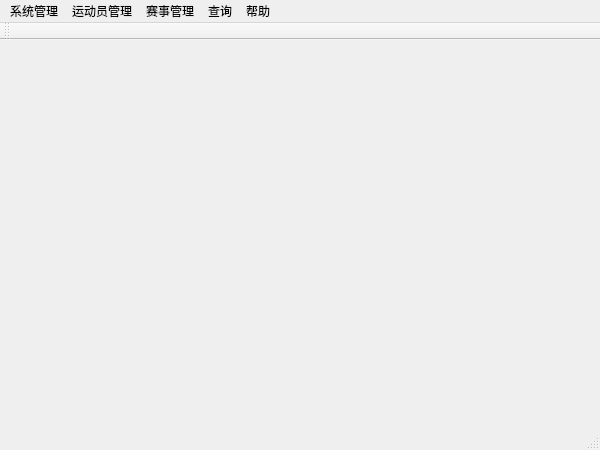
Qt form CrossroadGradeManageSystem/mainwindow.ui (JyamlamLaiHust/MotorcrossManagementSystem) before a commit.
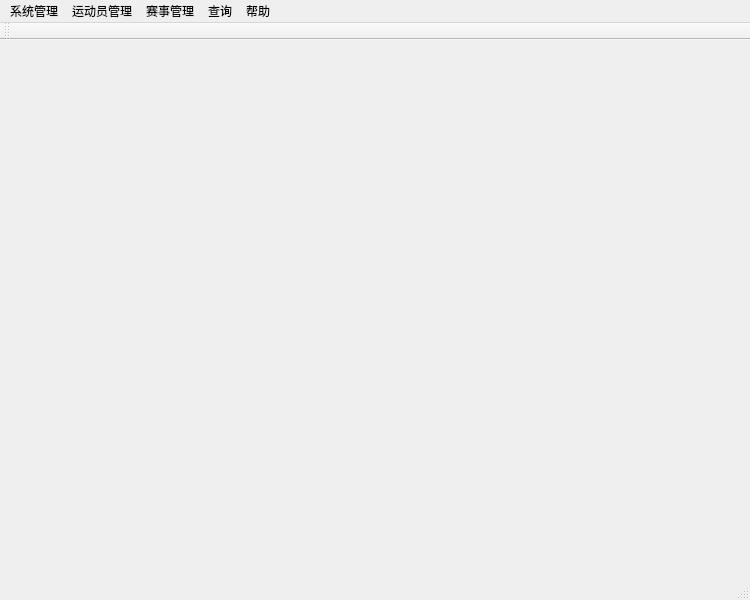
The same form after that commit.

```diff
--- a/CrossroadGradeManageSystem/mainwindow.ui
+++ b/CrossroadGradeManageSystem/mainwindow.ui
@@ -6,8 +6,8 @@
    <rect>
     <x>0</x>
     <y>0</y>
-    <width>600</width>
-    <height>450</height>
+    <width>750</width>
+    <height>600</height>
    </rect>
   </property>
   <property name="windowTitle">
@@ -43,7 +43,7 @@
     <rect>
      <x>0</x>
      <y>0</y>
-     <width>600</width>
+     <width>750</width>
      <height>21</height>
     </rect>
    </property>
```
